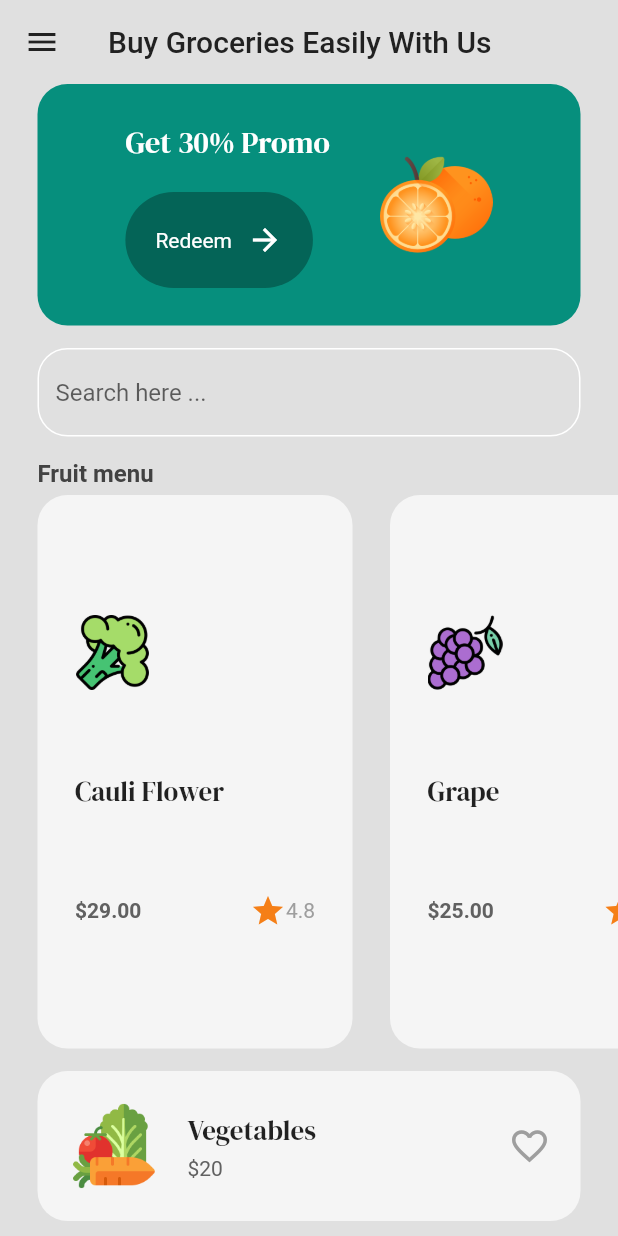
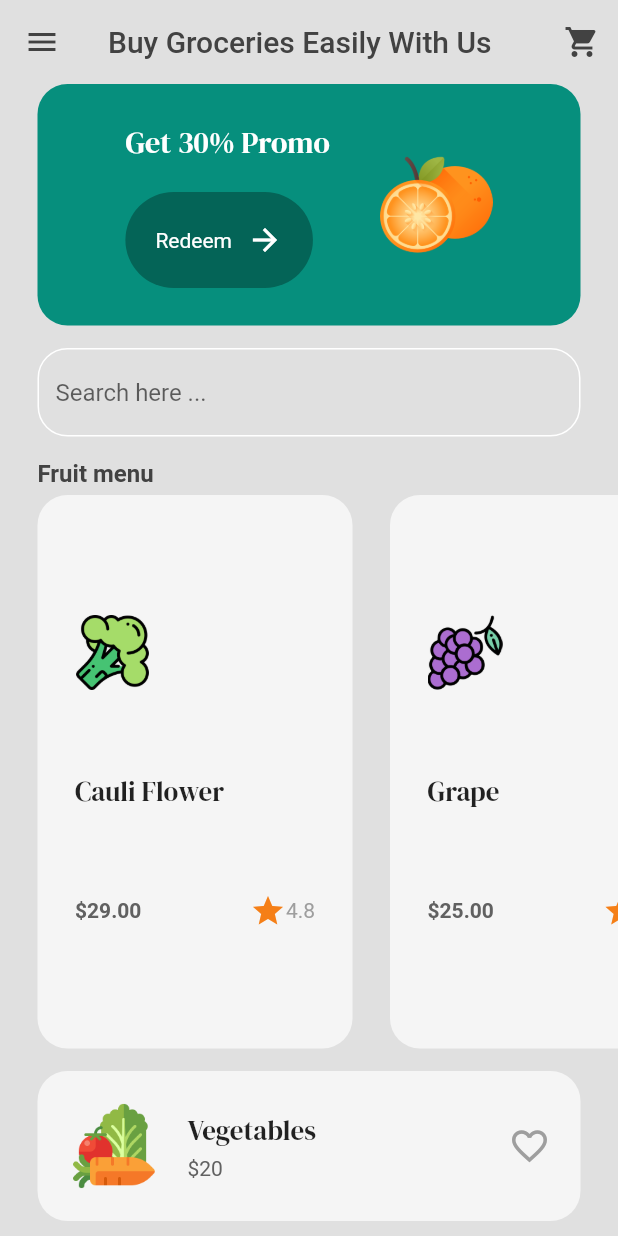
Before and after one commit to Semiteagain/groceries, a Flutter app: the MenuPage screen opened by its route, on a phone screen of 412 x 824 dp. Run offline on Flutter 3.47's test engine with Material 2 defaults, Android fonts, the phone set to English and light mode, and no system bars; our stand-ins replace google_fonts.

Commit message:
adding item to cart

```diff
--- a/lib/main.dart
+++ b/lib/main.dart
@@ -1,5 +1,6 @@
 import 'package:flutter/material.dart';
 import 'package:groceries/models/shop.dart';
+import 'package:groceries/pages/cart_page.dart';
 import 'package:groceries/pages/intro_page.dart';
 import 'package:groceries/pages/menu_page.dart';
 import 'package:provider/provider.dart';
@@ -25,6 +26,7 @@ class MyApp extends StatelessWidget {
       routes: {
         '/intropage': (context) => const IntroPage(),
         '/menupage': (context) => const MenuPage(),
+        '/cartpage': (context) => const CartPage(),
       },
     );
   }
--- a/lib/pages/menu_page.dart
+++ b/lib/pages/menu_page.dart
@@ -38,17 +38,19 @@ class _MenuPageState extends State<MenuPage> {
       backgroundColor: Colors.grey[300],
       appBar: AppBar(
         backgroundColor: Colors.transparent,
+        foregroundColor: Colors.grey[800],
         elevation: 0,
-        leading: Icon(
-          Icons.menu,
-          color: Colors.grey[900],
+        leading: const Icon(Icons.menu),
+        title: const Text(
+          IntroConstants.introTitle,
         ),
-        title: Text(
-          IntroConstants.introTitle,
-          style: TextStyle(
-            color: Colors.grey[900],
-          ),
-        ),
+        actions: [
+          IconButton(
+              onPressed: () {
+                Navigator.pushNamed(context, '/cartpage');
+              },
+              icon: const Icon(Icons.shopping_cart))
+        ],
       ),
       body: Column(
         crossAxisAlignment: CrossAxisAlignment.start,
```
Also changed, not shown: lib/pages/cart_page.dart (added, +36 -0 lines).
